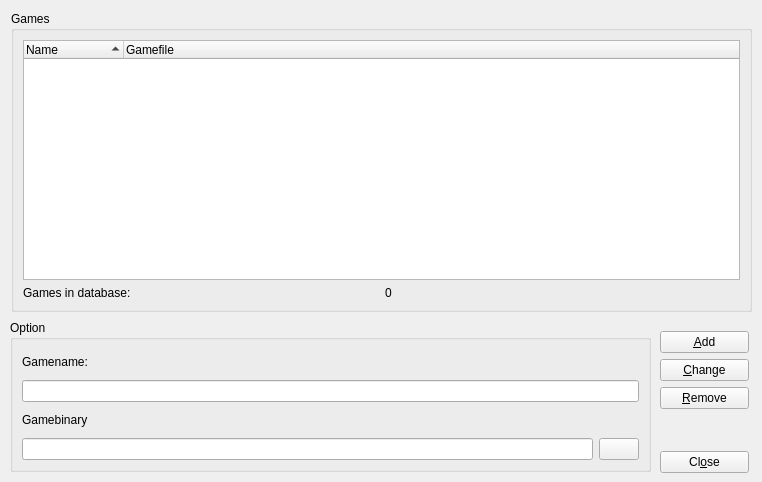
First picture: the form in ui/gamedatabase.ui, repository LasDesu/DBoxFE, before the edit.
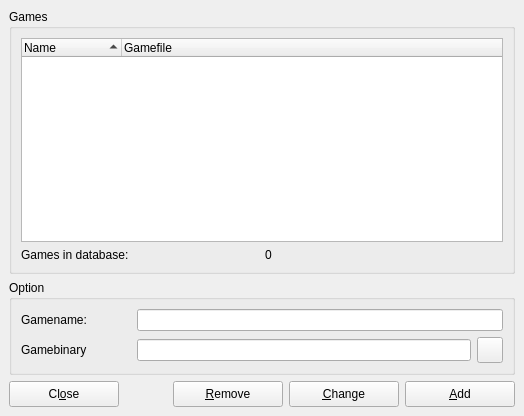
Second picture: the form after the edit. Icons and pictures are not drawn.

Patch:
```diff
--- a/ui/gamedatabase.ui
+++ b/ui/gamedatabase.ui
@@ -8,8 +8,8 @@
    <rect>
     <x>0</x>
     <y>0</y>
-    <width>762</width>
-    <height>482</height>
+    <width>524</width>
+    <height>416</height>
    </rect>
   </property>
   <property name="windowTitle" >
@@ -18,74 +18,15 @@
   <property name="windowIcon" >
    <iconset resource="../res/dboxfe.qrc" >:/pics/images/default.png</iconset>
   </property>
-  <widget class="QWidget" name="layoutWidget" >
-   <property name="geometry" >
-    <rect>
-     <x>660</x>
-     <y>331</y>
-     <width>89</width>
-     <height>142</height>
-    </rect>
-   </property>
-   <layout class="QVBoxLayout" >
+  <layout class="QGridLayout" >
     <property name="margin" >
-     <number>0</number>
+    <number>9</number>
     </property>
     <property name="spacing" >
      <number>6</number>
     </property>
-    <item>
-     <widget class="QPushButton" name="btnAdd" >
-      <property name="text" >
-       <string>&amp;Add</string>
-      </property>
-     </widget>
-    </item>
-    <item>
-     <widget class="QPushButton" name="btnChange" >
-      <property name="text" >
-       <string>&amp;Change</string>
-      </property>
-     </widget>
-    </item>
-    <item>
-     <widget class="QPushButton" name="btnRemove" >
-      <property name="text" >
-       <string>&amp;Remove</string>
-      </property>
-     </widget>
-    </item>
-    <item>
-     <spacer>
-      <property name="orientation" >
-       <enum>Qt::Vertical</enum>
-      </property>
-      <property name="sizeHint" >
-       <size>
-        <width>87</width>
-        <height>16</height>
-       </size>
-      </property>
-     </spacer>
-    </item>
-    <item>
-     <widget class="QPushButton" name="btnClose" >
-      <property name="text" >
-       <string>Cl&amp;ose</string>
-      </property>
-     </widget>
-    </item>
-   </layout>
-  </widget>
+   <item row="0" column="0" >
   <widget class="QGroupBox" name="gBoxGames" >
-   <property name="geometry" >
-    <rect>
-     <x>11</x>
-     <y>11</y>
-     <width>741</width>
-     <height>301</height>
-    </rect>
-   </property>
    <property name="title" >
     <string>Games</string>
    </property>
@@ -144,15 +85,108 @@
     </item>
    </layout>
   </widget>
+   </item>
+   <item row="2" column="0" >
+    <layout class="QHBoxLayout" >
+     <property name="margin" >
+      <number>0</number>
+     </property>
+     <property name="spacing" >
+      <number>6</number>
+     </property>
+     <item>
+      <widget class="QPushButton" name="btnClose" >
+       <property name="minimumSize" >
+        <size>
+         <width>110</width>
+         <height>26</height>
+        </size>
+       </property>
+       <property name="maximumSize" >
+        <size>
+         <width>110</width>
+         <height>26</height>
+        </size>
+       </property>
+       <property name="text" >
+        <string>Cl&amp;ose</string>
+       </property>
+      </widget>
+     </item>
+     <item>
+      <spacer>
+       <property name="orientation" >
+        <enum>Qt::Horizontal</enum>
+       </property>
+       <property name="sizeHint" >
+        <size>
+         <width>40</width>
+         <height>20</height>
+        </size>
+       </property>
+      </spacer>
+     </item>
+     <item>
+      <widget class="QPushButton" name="btnRemove" >
+       <property name="minimumSize" >
+        <size>
+         <width>110</width>
+         <height>26</height>
+        </size>
+       </property>
+       <property name="maximumSize" >
+        <size>
+         <width>110</width>
+         <height>26</height>
+        </size>
+       </property>
+       <property name="text" >
+        <string>&amp;Remove</string>
+       </property>
+      </widget>
+     </item>
+     <item>
+      <widget class="QPushButton" name="btnChange" >
+       <property name="minimumSize" >
+        <size>
+         <width>110</width>
+         <height>26</height>
+        </size>
+       </property>
+       <property name="maximumSize" >
+        <size>
+         <width>110</width>
+         <height>26</height>
+        </size>
+       </property>
+       <property name="text" >
+        <string>&amp;Change</string>
+       </property>
+      </widget>
+     </item>
+     <item>
+      <widget class="QPushButton" name="btnAdd" >
+       <property name="minimumSize" >
+        <size>
+         <width>110</width>
+         <height>26</height>
+        </size>
+       </property>
+       <property name="maximumSize" >
+        <size>
+         <width>110</width>
+         <height>26</height>
+        </size>
+       </property>
+       <property name="text" >
+        <string>&amp;Add</string>
+       </property>
+      </widget>
+     </item>
+    </layout>
+   </item>
+   <item row="1" column="0" >
   <widget class="QGroupBox" name="gBoxOption" >
-   <property name="geometry" >
-    <rect>
-     <x>10</x>
-     <y>320</y>
-     <width>641</width>
-     <height>152</height>
-    </rect>
-   </property>
    <property name="title" >
     <string>Option</string>
    </property>
@@ -164,15 +198,7 @@
      <number>6</number>
     </property>
     <item row="0" column="0" >
-     <layout class="QVBoxLayout" >
-      <property name="margin" >
-       <number>0</number>
-      </property>
-      <property name="spacing" >
-       <number>6</number>
-      </property>
-      <item>
-       <layout class="QVBoxLayout" >
+       <layout class="QHBoxLayout" >
         <property name="margin" >
          <number>0</number>
         </property>
@@ -181,6 +207,18 @@
         </property>
         <item>
          <widget class="QLabel" name="lblGameName" >
+          <property name="minimumSize" >
+           <size>
+            <width>110</width>
+            <height>0</height>
+           </size>
+          </property>
+          <property name="maximumSize" >
+           <size>
+            <width>110</width>
+            <height>16777215</height>
+           </size>
+          </property>
           <property name="text" >
            <string>Gamename:</string>
           </property>
@@ -191,8 +229,8 @@
         </item>
        </layout>
       </item>
-      <item>
-       <layout class="QVBoxLayout" >
+      <item row="1" column="0" >
+       <layout class="QHBoxLayout" >
         <property name="margin" >
          <number>0</number>
         </property>
@@ -201,24 +239,40 @@
         </property>
         <item>
          <widget class="QLabel" name="lblGameBinary" >
+          <property name="minimumSize" >
+           <size>
+            <width>110</width>
+            <height>0</height>
+           </size>
+          </property>
+          <property name="maximumSize" >
+           <size>
+            <width>110</width>
+            <height>16777215</height>
+           </size>
+          </property>
           <property name="text" >
            <string>Gamebinary</string>
           </property>
          </widget>
         </item>
         <item>
-         <layout class="QHBoxLayout" >
-          <property name="margin" >
-           <number>0</number>
-          </property>
-          <property name="spacing" >
-           <number>6</number>
-          </property>
-          <item>
            <widget class="QLineEdit" name="LEGameBinary" />
           </item>
           <item>
            <widget class="QPushButton" name="btnSelectBin" >
+          <property name="minimumSize" >
+           <size>
+            <width>26</width>
+            <height>26</height>
+           </size>
+          </property>
+          <property name="maximumSize" >
+           <size>
+            <width>26</width>
+            <height>26</height>
+           </size>
+          </property>
             <property name="icon" >
              <iconset resource="../res/dboxfe.qrc" >:/pics/images/folder-open_16.png</iconset>
             </property>
@@ -227,11 +281,9 @@
          </layout>
         </item>
        </layout>
-      </item>
-     </layout>
-    </item>
-   </layout>
-  </widget>
+    </widget>
+   </item>
+  </layout>
  </widget>
  <pixmapfunction></pixmapfunction>
  <resources>
```
Lines whose indentation alone changed are shown as unchanged.
